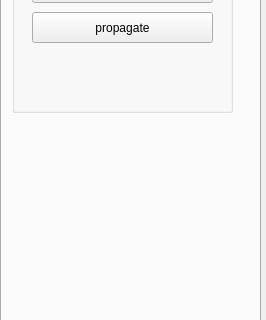
Before: the Qt Designer form Point Cloud/UI/camera_para.ui in sunwaylive/quality-driven-poisson-guided-autoscanning, drawn with Qt 5; both pictures show x 0 to 266 and y 85 to 405 of the 266 by 704 pixel window.
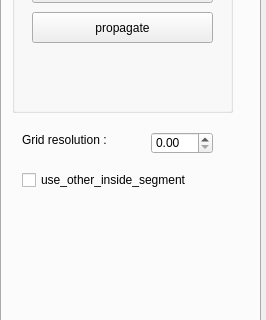
After: the same form once the commit is applied.

Diff of the .ui file:
```diff
--- a/Point Cloud/UI/camera_para.ui
+++ b/Point Cloud/UI/camera_para.ui
@@ -376,6 +376,54 @@
       </property>
      </widget>
     </widget>
+    <widget class="QDoubleSpinBox" name="grid_resolution">
+     <property name="geometry">
+      <rect>
+       <x>149</x>
+       <y>190</y>
+       <width>62</width>
+       <height>22</height>
+      </rect>
+     </property>
+     <property name="decimals">
+      <number>2</number>
+     </property>
+     <property name="maximum">
+      <double>1000.000000000000000</double>
+     </property>
+     <property name="singleStep">
+      <double>1.000000000000000</double>
+     </property>
+     <property name="value">
+      <double>0.000000000000000</double>
+     </property>
+    </widget>
+    <widget class="QLabel" name="label_7">
+     <property name="geometry">
+      <rect>
+       <x>20</x>
+       <y>190</y>
+       <width>111</width>
+       <height>16</height>
+      </rect>
+     </property>
+     <property name="text">
+      <string>Grid resolution :</string>
+     </property>
+    </widget>
+    <widget class="QCheckBox" name="use_other_inside_segment">
+     <property name="geometry">
+      <rect>
+       <x>20</x>
+       <y>230</y>
+       <width>201</width>
+       <height>16</height>
+      </rect>
+     </property>
+     <property name="text">
+      <string>use_other_inside_segment</string>
+     </property>
+    </widget>
    </widget>
   </widget>
  </widget>
```
